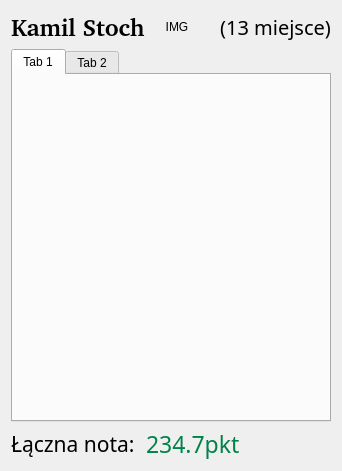
SiekamCebule/sj-sim, file source/UI/Competition/JumperCompetitionResultsWidget.ui: the form before one commit.
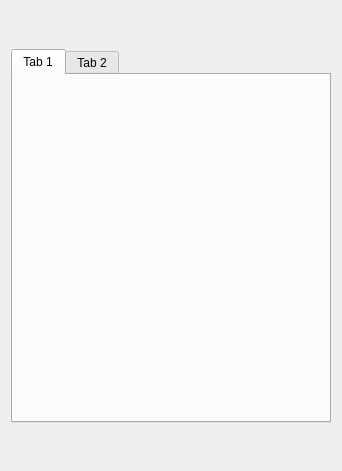
The form after the commit.

```diff
--- a/source/UI/Competition/JumperCompetitionResultsWidget.ui
+++ b/source/UI/Competition/JumperCompetitionResultsWidget.ui
@@ -53,7 +53,7 @@
           <string notr="true">color: black;</string>
          </property>
          <property name="text">
-          <string>Kamil Stoch</string>
+          <string/>
          </property>
         </widget>
        </item>
@@ -72,7 +72,7 @@
           </size>
          </property>
          <property name="text">
-          <string>IMG</string>
+          <string/>
          </property>
          <property name="alignment">
           <set>Qt::AlignCenter</set>
@@ -107,7 +107,7 @@
         </font>
        </property>
        <property name="text">
-        <string>(13 miejsce)</string>
+        <string/>
        </property>
        <property name="alignment">
         <set>Qt::AlignCenter</set>
@@ -157,7 +157,7 @@
         </font>
        </property>
        <property name="text">
-        <string>Łączna nota: </string>
+        <string/>
        </property>
        <property name="alignment">
         <set>Qt::AlignLeading|Qt::AlignLeft|Qt::AlignVCenter</set>
@@ -184,7 +184,7 @@
 </string>
        </property>
        <property name="text">
-        <string>234.7pkt</string>
+        <string/>
        </property>
        <property name="alignment">
         <set>Qt::AlignLeading|Qt::AlignLeft|Qt::AlignVCenter</set>
```
